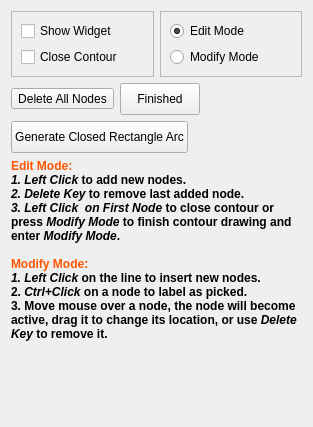
Before: the Qt Designer form smtk/extension/paraview/widgets/qtArcWidget.ui in Kitware/SMTK, drawn with Qt 5.
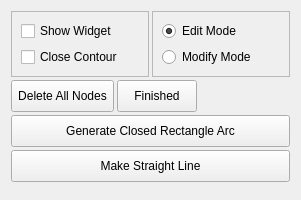
After: the same form once the commit is applied. Icons and pictures are not drawn.

Diff of the .ui file:
```diff
--- a/smtk/extension/paraview/widgets/qtArcWidget.ui
+++ b/smtk/extension/paraview/widgets/qtArcWidget.ui
@@ -6,14 +6,29 @@
    <rect>
     <x>0</x>
     <y>0</y>
-    <width>313</width>
-    <height>427</height>
+    <width>301</width>
+    <height>200</height>
    </rect>
   </property>
+  <property name="sizePolicy">
+   <sizepolicy hsizetype="Preferred" vsizetype="Preferred">
+    <horstretch>0</horstretch>
+    <verstretch>0</verstretch>
+   </sizepolicy>
+  </property>
+  <property name="minimumSize">
+   <size>
+    <width>0</width>
+    <height>200</height>
+   </size>
+  </property>
   <property name="windowTitle">
    <string>Form</string>
   </property>
-  <layout class="QVBoxLayout" name="verticalLayout_3">
+  <layout class="QVBoxLayout" name="verticalLayout">
+   <property name="spacing">
+    <number>3</number>
+   </property>
    <item>
     <layout class="QHBoxLayout" name="horizontalLayout">
      <item>
@@ -83,6 +98,18 @@
     <layout class="QHBoxLayout" name="horizontalLayout_2">
      <item>
       <widget class="QToolButton" name="Delete">
+       <property name="minimumSize">
+        <size>
+         <width>0</width>
+         <height>32</height>
+        </size>
+       </property>
+       <property name="maximumSize">
+        <size>
+         <width>16777215</width>
+         <height>32</height>
+        </size>
+       </property>
        <property name="text">
         <string>Delete All Nodes</string>
        </property>
@@ -90,6 +117,12 @@
         <iconset resource="qtWidgetsIcons.qrc">
          <normaloff>:/icons/pqwidgets/delete.png</normaloff>:/icons/pqwidgets/delete.png</iconset>
        </property>
+       <property name="iconSize">
+        <size>
+         <width>12</width>
+         <height>12</height>
+        </size>
+       </property>
        <property name="toolButtonStyle">
         <enum>Qt::ToolButtonTextBesideIcon</enum>
        </property>
@@ -135,7 +168,7 @@
    <item>
     <widget class="QPushButton" name="buttonRectArc">
      <property name="sizePolicy">
-      <sizepolicy hsizetype="Fixed" vsizetype="Fixed">
+      <sizepolicy hsizetype="Minimum" vsizetype="Fixed">
        <horstretch>0</horstretch>
        <verstretch>0</verstretch>
       </sizepolicy>
@@ -152,25 +185,15 @@
     </widget>
    </item>
    <item>
-    <widget class="QLabel" name="label">
-     <property name="text">
-      <string>&lt;!DOCTYPE HTML PUBLIC &quot;-//W3C//DTD HTML 4.0//EN&quot; &quot;http://www.w3.org/TR/REC-html40/strict.dtd&quot;&gt;
-&lt;html&gt;&lt;head&gt;&lt;meta name=&quot;qrichtext&quot; content=&quot;1&quot; /&gt;&lt;style type=&quot;text/css&quot;&gt;
-p, li { white-space: pre-wrap; }
-&lt;/style&gt;&lt;/head&gt;&lt;body style=&quot; font-family:'MS Shell Dlg 2'; font-size:8.25pt; font-weight:400; font-style:normal;&quot;&gt;
-&lt;p style=&quot; margin-top:0px; margin-bottom:0px; margin-left:0px; margin-right:0px; -qt-block-indent:0; text-indent:0px;&quot;&gt;&lt;span style=&quot; font-family:'Helvetica'; font-size:9pt; font-weight:600; color:#ff5500;&quot;&gt;Edit Mode:&lt;/span&gt;&lt;/p&gt;
-&lt;p style=&quot; margin-top:0px; margin-bottom:0px; margin-left:0px; margin-right:0px; -qt-block-indent:0; text-indent:0px;&quot;&gt;&lt;span style=&quot; font-family:'Helvetica'; font-size:9pt; font-weight:600; font-style:italic;&quot;&gt;1. Left Click &lt;/span&gt;&lt;span style=&quot; font-family:'Helvetica'; font-size:9pt; font-weight:600;&quot;&gt;to add new nodes.&lt;/span&gt;&lt;/p&gt;
-&lt;p style=&quot; margin-top:0px; margin-bottom:0px; margin-left:0px; margin-right:0px; -qt-block-indent:0; text-indent:0px;&quot;&gt;&lt;span style=&quot; font-family:'Helvetica'; font-size:9pt; font-weight:600; font-style:italic;&quot;&gt;2. Delete Key &lt;/span&gt;&lt;span style=&quot; font-family:'Helvetica'; font-size:9pt; font-weight:600;&quot;&gt;to remove last added node.&lt;/span&gt;&lt;/p&gt;
-&lt;p style=&quot; margin-top:0px; margin-bottom:0px; margin-left:0px; margin-right:0px; -qt-block-indent:0; text-indent:0px;&quot;&gt;&lt;span style=&quot; font-family:'Helvetica'; font-size:9pt; font-weight:600; font-style:italic;&quot;&gt;3. Left Click  on First Node &lt;/span&gt;&lt;span style=&quot; font-family:'Helvetica'; font-size:9pt; font-weight:600;&quot;&gt;to close contour or press &lt;/span&gt;&lt;span style=&quot; font-family:'Helvetica'; font-size:9pt; font-weight:600; font-style:italic;&quot;&gt;Modify Mode &lt;/span&gt;&lt;span style=&quot; font-family:'Helvetica'; font-size:9pt; font-weight:600;&quot;&gt;to finish contour drawing and enter &lt;/span&gt;&lt;span style=&quot; font-family:'Helvetica'; font-size:9pt; font-weight:600; font-style:italic;&quot;&gt;Modify Mode&lt;/span&gt;&lt;span style=&quot; font-family:'Helvetica'; font-size:9pt; font-weight:600;&quot;&gt;.&lt;/span&gt;&lt;/p&gt;
-&lt;p style=&quot;-qt-paragraph-type:empty; margin-top:0px; margin-bottom:0px; margin-left:0px; margin-right:0px; -qt-block-indent:0; text-indent:0px; font-family:'Helvetica'; font-size:9pt; font-weight:600; font-style:italic;&quot;&gt;&lt;/p&gt;
-&lt;p style=&quot; margin-top:0px; margin-bottom:0px; margin-left:0px; margin-right:0px; -qt-block-indent:0; text-indent:0px;&quot;&gt;&lt;span style=&quot; font-family:'Helvetica'; font-size:9pt; font-weight:600; color:#ff5500;&quot;&gt;Modify Mode:&lt;/span&gt;&lt;/p&gt;
-&lt;p style=&quot; margin-top:0px; margin-bottom:0px; margin-left:0px; margin-right:0px; -qt-block-indent:0; text-indent:0px;&quot;&gt;&lt;span style=&quot; font-family:'Helvetica'; font-size:9pt; font-weight:600; font-style:italic;&quot;&gt;1. Left Click &lt;/span&gt;&lt;span style=&quot; font-family:'Helvetica'; font-size:9pt; font-weight:600;&quot;&gt;on the line to insert new nodes.&lt;/span&gt;&lt;/p&gt;
-&lt;p style=&quot; margin-top:0px; margin-bottom:0px; margin-left:0px; margin-right:0px; -qt-block-indent:0; text-indent:0px;&quot;&gt;&lt;span style=&quot; font-family:'Helvetica'; font-size:9pt; font-weight:600;&quot;&gt;2.&lt;/span&gt;&lt;span style=&quot; font-family:'Helvetica'; font-size:9pt; font-weight:600; font-style:italic;&quot;&gt; Ctrl+Click&lt;/span&gt;&lt;span style=&quot; font-family:'Helvetica'; font-size:9pt; font-weight:600;&quot;&gt; on a node to label as picked.&lt;/span&gt;&lt;/p&gt;
-&lt;p style=&quot; margin-top:0px; margin-bottom:0px; margin-left:0px; margin-right:0px; -qt-block-indent:0; text-indent:0px;&quot;&gt;&lt;span style=&quot; font-family:'Helvetica'; font-size:9pt; font-weight:600;&quot;&gt;3. Move mouse over a node, the node will become active, drag it to change its location, or use &lt;/span&gt;&lt;span style=&quot; font-family:'Helvetica'; font-size:9pt; font-weight:600; font-style:italic;&quot;&gt;Delete Key &lt;/span&gt;&lt;span style=&quot; font-family:'Helvetica'; font-size:9pt; font-weight:600;&quot;&gt;to remove it.&lt;/span&gt;&lt;span style=&quot; font-family:'Helvetica'; font-size:9pt; font-weight:600; font-style:italic;&quot;&gt; &lt;/span&gt;&lt;/p&gt;
-&lt;p style=&quot;-qt-paragraph-type:empty; margin-top:0px; margin-bottom:0px; margin-left:0px; margin-right:0px; -qt-block-indent:0; text-indent:0px; font-size:8pt;&quot;&gt;&lt;/p&gt;&lt;/body&gt;&lt;/html&gt;</string>
+    <widget class="QPushButton" name="ArcStraightenButton">
+     <property name="minimumSize">
+      <size>
+       <width>0</width>
+       <height>32</height>
+      </size>
      </property>
-     <property name="wordWrap">
-      <bool>true</bool>
+     <property name="text">
+      <string>Make Straight Line</string>
      </property>
     </widget>
    </item>
```
Left out of the diff: 4 changed lines with no effect on the pictures.
